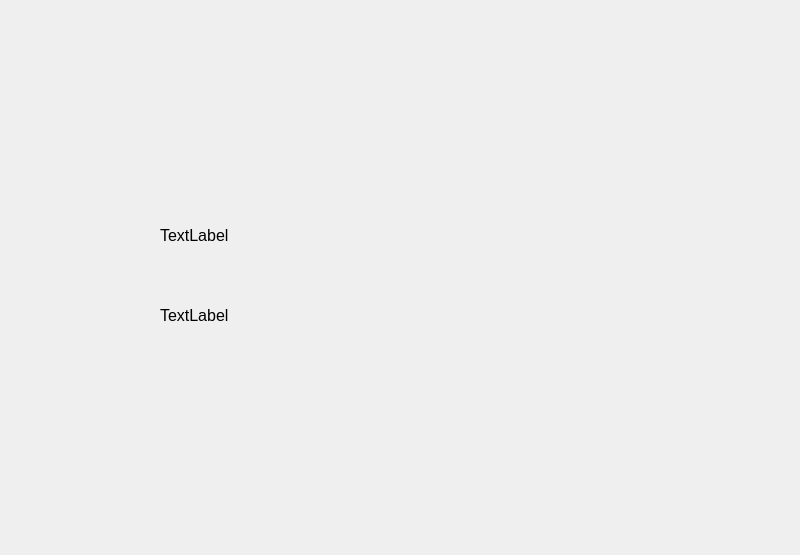
The window that cpu/cpuinfowidget.ui (Codevka/qttop) describes before a commit, drawn with Qt 5.
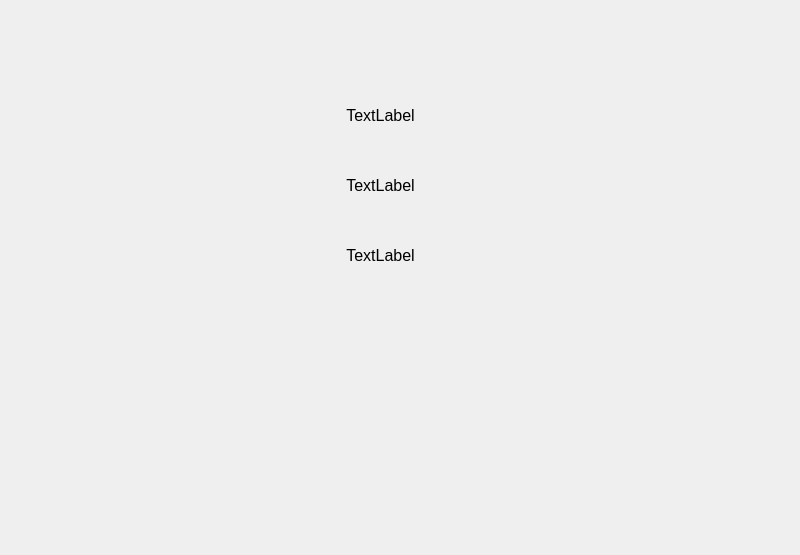
The same window after the commit.

Commit message: feat: display load_avg

```diff
--- a/cpu/cpuinfowidget.ui
+++ b/cpu/cpuinfowidget.ui
@@ -17,7 +17,7 @@
    <property name="geometry">
     <rect>
      <x>160</x>
-     <y>220</y>
+     <y>100</y>
      <width>441</width>
      <height>31</height>
     </rect>
@@ -36,12 +36,15 @@
    <property name="scaledContents">
     <bool>false</bool>
    </property>
+   <property name="alignment">
+    <set>Qt::AlignCenter</set>
+   </property>
   </widget>
   <widget class="QLabel" name="label_cpu_hz">
    <property name="geometry">
     <rect>
      <x>160</x>
-     <y>300</y>
+     <y>170</y>
      <width>441</width>
      <height>31</height>
     </rect>
@@ -59,6 +62,36 @@
    </property>
    <property name="scaledContents">
     <bool>false</bool>
+   </property>
+   <property name="alignment">
+    <set>Qt::AlignCenter</set>
+   </property>
+  </widget>
+  <widget class="QLabel" name="label_cpu_load_avg">
+   <property name="geometry">
+    <rect>
+     <x>160</x>
+     <y>240</y>
+     <width>441</width>
+     <height>31</height>
+    </rect>
+   </property>
+   <property name="font">
+    <font>
+     <pointsize>12</pointsize>
+    </font>
+   </property>
+   <property name="layoutDirection">
+    <enum>Qt::LeftToRight</enum>
+   </property>
+   <property name="text">
+    <string>TextLabel</string>
+   </property>
+   <property name="scaledContents">
+    <bool>false</bool>
+   </property>
+   <property name="alignment">
+    <set>Qt::AlignCenter</set>
    </property>
   </widget>
  </widget>
```
The commit also changes 3 other files.
